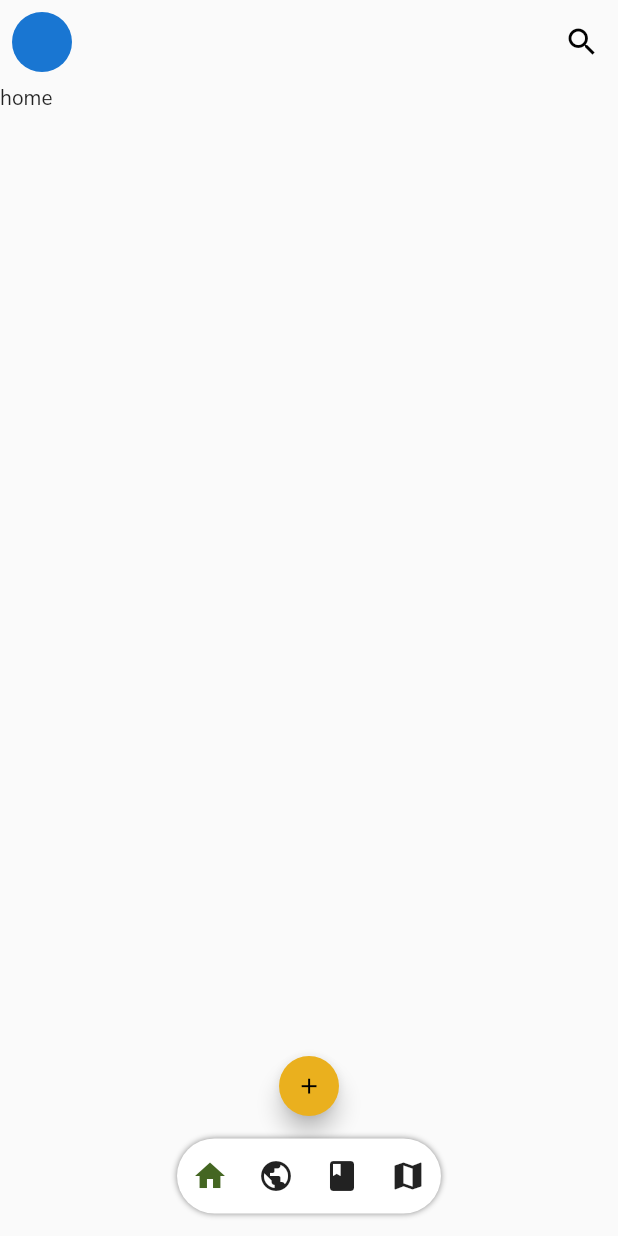
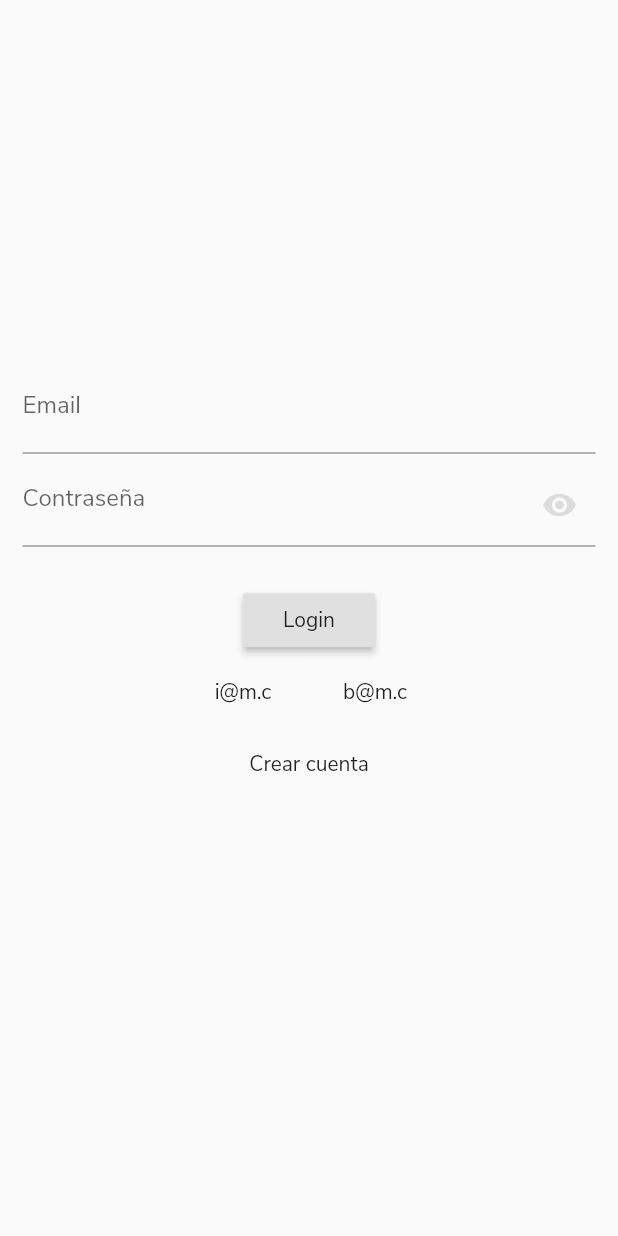
Before and after one commit to brunocalmels/arrancando-flutter, a Flutter app: the screen it shows after launch, on a phone screen of 412 x 824 dp. Run offline on Flutter 3.47's test engine with Material 2 defaults, Android fonts, the phone set to English and light mode, and no system bars; our stand-ins replace flutter_map, flutter_swiper, latlong, shared_preferences; accounts and stored records are empty; generated files the repository leaves out were written again.

Commit message:
feat: Login + Drawer + New Content

```diff
--- a/lib/config/globals/index.dart
+++ b/lib/config/globals/index.dart
@@ -2,7 +2,10 @@ import 'package:arrancando/config/globals/enums.dart';
 import 'package:flutter/material.dart';
 
 abstract class MyGlobals {
+  static const bool SHOW_DEV_LOGIN = true;
+
   static const String SERVER_URL = "http://192.168.0.10:5000";
+  // static const String SERVER_URL = "http://192.168.0.11:5000";
 
   static const ICONOS_CATEGORIAS = {
     SectionType.home: Icons.select_all,
--- /dev/null
+++ b/lib/config/models/active_user.dart
@@ -0,0 +1,30 @@
+import 'package:json_annotation/json_annotation.dart';
+
+part 'active_user.g.dart';
+
+@JsonSerializable()
+class ActiveUser {
+  @JsonKey(name: "auth_token")
+  String authToken;
+  int id;
+  String nombre;
+  String apellido;
+  String email;
+  String username;
+  String avatar;
+
+  ActiveUser(
+    this.authToken,
+    this.id,
+    this.nombre,
+    this.apellido,
+    this.email,
+    this.username,
+    this.avatar,
+  );
+
+  factory ActiveUser.fromJson(Map<String, dynamic> json) =>
+      _$ActiveUserFromJson(json);
+
+  Map<String, dynamic> toJson() => _$ActiveUserToJson(this);
+}
--- a/lib/config/state/index.dart
+++ b/lib/config/state/index.dart
@@ -1,8 +1,15 @@
 import 'package:arrancando/config/globals/enums.dart';
+import 'package:arrancando/config/models/active_user.dart';
 import 'package:flutter/foundation.dart';
 
 class MyState extends ChangeNotifier {
+  ActiveUser activeUser;
   SectionType activePageHome = SectionType.home;
+
+  setActiveUser(ActiveUser val) {
+    activeUser = val;
+    notifyListeners();
+  }
 
   setActivePageHome(SectionType val) {
     activePageHome = val;
--- a/lib/main.dart
+++ b/lib/main.dart
@@ -1,7 +1,12 @@
+import 'dart:convert';
+
+import 'package:arrancando/config/models/active_user.dart';
 import 'package:arrancando/config/state/index.dart';
 import 'package:arrancando/views/home/index.dart';
+import 'package:arrancando/views/user/login/index.dart';
 import 'package:flutter/material.dart';
 import 'package:provider/provider.dart';
+import 'package:shared_preferences/shared_preferences.dart';
 
 void main() {
   runApp(
@@ -12,8 +17,37 @@ void main() {
   );
 }
 
-class MyApp extends StatelessWidget {
+class MyApp extends StatefulWidget {
   // This widget is the root of your application.
+  @override
+  _MyAppState createState() => _MyAppState();
+}
+
+class _MyAppState extends State<MyApp> {
+  bool _loaded = false;
+
+  _loadUser() async {
+    SharedPreferences prefs = await SharedPreferences.getInstance();
+    String activeUser = prefs.getString("activeUser");
+    if (activeUser != null) {
+      Provider.of<MyState>(context, listen: false).setActiveUser(
+        ActiveUser.fromJson(
+          json.decode(activeUser),
+        ),
+      );
+    }
+    if (mounted)
+      setState(() {
+        _loaded = true;
+      });
+  }
+
+  @override
+  void initState() {
+    super.initState();
+    _loadUser();
+  }
+
   @override
   Widget build(BuildContext context) {
     return MaterialApp(
@@ -24,7 +58,11 @@ class MyApp extends StatelessWidget {
         primaryColor: Color(0xff446622),
         accentColor: Color(0xffeab01e),
       ),
-      home: MainScaffold(),
+      home: !_loaded
+          ? Scaffold()
+          : Provider.of<MyState>(context).activeUser == null
+              ? LoginPage()
+              : MainScaffold(),
     );
   }
 }
--- a/lib/views/cards/card_publicacion.dart
+++ b/lib/views/cards/card_publicacion.dart
@@ -2,7 +2,7 @@ import 'package:arrancando/config/globals/enums.dart';
 import 'package:arrancando/config/globals/index.dart';
 import 'package:arrancando/config/models/publicacion.dart';
 import 'package:arrancando/views/cards/_row_puntajes.dart';
-import 'package:arrancando/views/show/index.dart';
+import 'package:arrancando/views/content_wrapper/show/index.dart';
 import 'package:flutter/material.dart';
 
 class CardPublicacion extends StatelessWidget {
@@ -27,7 +27,8 @@ class CardPublicacion extends StatelessWidget {
                   Radius.circular(4),
                 ),
                 child: Image.network(
-                  "${MyGlobals.SERVER_URL}${publicacion.imagenes.first}",
+                  // "${MyGlobals.SERVER_URL}${publicacion.imagenes.first}",
+                  "${publicacion.imagenes.first}",
                   fit: BoxFit.cover,
                 ),
               ),
--- a/lib/views/cards/card_receta.dart
+++ b/lib/views/cards/card_receta.dart
@@ -2,7 +2,7 @@ import 'package:arrancando/config/globals/enums.dart';
 import 'package:arrancando/config/globals/index.dart';
 import 'package:arrancando/config/models/receta.dart';
 import 'package:arrancando/views/cards/_row_puntajes.dart';
-import 'package:arrancando/views/show/index.dart';
+import 'package:arrancando/views/content_wrapper/show/index.dart';
 import 'package:flutter/material.dart';
 
 class CardReceta extends StatelessWidget {
--- a/lib/views/cards/tile_poi.dart
+++ b/lib/views/cards/tile_poi.dart
@@ -1,7 +1,7 @@
 import 'package:arrancando/config/globals/enums.dart';
 import 'package:arrancando/config/globals/index.dart';
 import 'package:arrancando/config/models/point_of_interest.dart';
-import 'package:arrancando/views/show/index.dart';
+import 'package:arrancando/views/content_wrapper/show/index.dart';
 import 'package:flutter/material.dart';
 
 class TilePoi extends StatelessWidget {
--- a/lib/views/show/index.dart
+++ b/lib/views/content_wrapper/show/index.dart
@@ -4,8 +4,8 @@ import 'package:arrancando/config/globals/enums.dart';
 import 'package:arrancando/config/globals/index.dart';
 import 'package:arrancando/config/models/content_wrapper.dart';
 import 'package:arrancando/config/services/fetcher.dart';
+import 'package:arrancando/views/content_wrapper/show/_image_large.dart';
 import 'package:arrancando/views/home/pages/_loading_widget.dart';
-import 'package:arrancando/views/show/_image_large.dart';
 import 'package:flutter/material.dart';
 import 'package:flutter_swiper/flutter_swiper.dart';
 
--- a/lib/views/home/pages/fast_search/_content_tile.dart
+++ b/lib/views/home/pages/fast_search/_content_tile.dart
@@ -1,7 +1,7 @@
 import 'package:arrancando/config/globals/enums.dart';
 import 'package:arrancando/config/globals/index.dart';
 import 'package:arrancando/config/models/content_wrapper.dart';
-import 'package:arrancando/views/show/index.dart';
+import 'package:arrancando/views/content_wrapper/show/index.dart';
 import 'package:flutter/material.dart';
 
 class ContentTile extends StatelessWidget {
--- /dev/null
+++ b/lib/views/user/login/_dev_login.dart
@@ -0,0 +1,50 @@
+import 'package:flutter/material.dart';
+
+class DevLogin extends StatelessWidget {
+  final TextEditingController emailController;
+  final TextEditingController passwordController;
+  final Function login;
+
+  DevLogin({
+    this.emailController,
+    this.passwordController,
+    this.login,
+  });
+
+  @override
+  Widget build(BuildContext context) {
+    return Row(
+      mainAxisAlignment: MainAxisAlignment.center,
+      crossAxisAlignment: CrossAxisAlignment.center,
+      children: <Widget>[
+        Builder(
+          // NECESITA EL CONTEXT PARA EL SNACKBAR
+          builder: (context) => FlatButton(
+            onPressed: () {
+              emailController.text = "i@m.c";
+              // passwordController.text = "123456";
+              passwordController.text = "ivaneidel";
+              login(context);
+            },
+            child: Text(
+              'i@m.c',
+            ),
+          ),
+        ),
+        Builder(
+          // NECESITA EL CONTEXT PARA EL SNACKBAR
+          builder: (context) => FlatButton(
+            onPressed: () {
+              emailController.text = "b@m.c";
+              passwordController.text = "123456";
+              login(context);
+            },
+            child: Text(
+              'b@m.c',
+            ),
+          ),
+        ),
+      ],
+    );
+  }
+}
--- /dev/null
+++ b/lib/views/user/login/index.dart
@@ -0,0 +1,285 @@
+import 'dart:convert';
+
+import 'package:arrancando/config/globals/index.dart';
+import 'package:arrancando/config/models/active_user.dart';
+import 'package:arrancando/config/services/fetcher.dart';
+import 'package:arrancando/config/state/index.dart';
+import 'package:arrancando/views/user/login/_dev_login.dart';
+import 'package:flutter/material.dart';
+import 'package:flutter/services.dart';
+import 'package:provider/provider.dart';
+import 'package:shared_preferences/shared_preferences.dart';
+
+class LoginPage extends StatefulWidget {
+  LoginPage({Key key, this.title}) : super(key: key);
+
+  final String title;
+
+  @override
+  _LoginPageState createState() => _LoginPageState();
+}
+
+class _LoginPageState extends State<LoginPage> {
+  final formKey = GlobalKey<FormState>();
+  final TextEditingController emailController = new TextEditingController();
+  final TextEditingController passwordController = new TextEditingController();
+
+  bool sent = false;
+  bool _obscurePassword = true;
+
+  emailValidator(value) {
+    if (value.isEmpty) {
+      return "El campo es obligatorio";
+    } else {
+      Pattern pattern =
+          r'^(([^<>()[\]\\.,;:\s@\"]+(\.[^<>()[\]\\.,;:\s@\"]+)*)|(\".+\"))@((\[[0-9]{1,1}\.[0-9]{1,1}\.[0-9]{1,1}\.[0-9]{1,1}\])|(([a-zA-Z\-0-9]+\.)+[a-zA-Z]{1,}))$';
+      // r'^(([^<>()[\]\\.,;:\s@\"]+(\.[^<>()[\]\\.,;:\s@\"]+)*)|(\".+\"))@((\[[0-9]{1,3}\.[0-9]{1,3}\.[0-9]{1,3}\.[0-9]{1,3}\])|(([a-zA-Z\-0-9]+\.)+[a-zA-Z]{2,}))$';
+      RegExp regex = new RegExp(pattern);
+      if (!regex.hasMatch(value)) {
+        return "Ingrese un email válido";
+      } else {
+        return null;
+      }
+    }
+  }
+
+  requiredValidator(value) {
+    if (value.isEmpty) {
+      return "El campo es obligatorio";
+    } else {
+      return null;
+    }
+  }
+
+  Future attemptLogin(email, password) async {
+    try {
+      ResponseObject resp = await Fetcher.post(
+        url: "/authenticate",
+        unauthenticated: true,
+        throwError: true,
+        body: {
+          "email": email,
+          "control_field": email,
+          "password": password,
+        },
+      );
+
+      if (resp.status == 200) {
+        return json.decode(resp.body);
+      } else {
+        print("Login error");
+      }
+    } catch (e) {
+      print(e);
+    }
+  }
+
+  _login(BuildContext buildContext) async {
+    if (formKey.currentState.validate()) {
+      setState(() {
+        sent = true;
+      });
+      dynamic body = await attemptLogin(
+        emailController.text,
+        passwordController.text,
+      );
+      SharedPreferences prefs = await SharedPreferences.getInstance();
+      if (body != null && body['auth_token'] != null) {
+        prefs.setString(
+          'activeUser',
+          "${json.encode(body)}",
+        );
+        Provider.of<MyState>(context, listen: false).setActiveUser(
+          ActiveUser.fromJson(body),
+        );
+
+        ///
+      } else {
+        Scaffold.of(buildContext).showSnackBar(SnackBar(
+          content: Text("Error al iniciar sesión"),
+        ));
+      }
+      if (mounted)
+        setState(() {
+          sent = false;
+        });
+    }
+  }
+
+  @override
+  Widget build(BuildContext context) {
+    return WillPopScope(
+      onWillPop: () async {
+        showDialog(
+            context: context,
+            builder: (context) {
+              return AlertDialog(
+                title: Text('Salir'),
+                content: Text('¿Estás seguro que querés salir?'),
+                actions: <Widget>[
+                  FlatButton(
+                    onPressed: () {
+                      Navigator.pop(context);
+                    },
+                    child: Text('No'),
+                  ),
+                  FlatButton(
+                    onPressed: () {
+                      SystemChannels.platform
+                          .invokeMethod('SystemNavigator.pop');
+                    },
+                    child: Text('Si'),
+                  )
+                ],
+              );
+            });
+        return false;
+      },
+      child: Scaffold(
+        body: Center(
+          child: Form(
+            key: formKey,
+            child: SingleChildScrollView(
+              child: Padding(
+                padding: const EdgeInsets.all(15),
+                child: Column(
+                  mainAxisAlignment: MainAxisAlignment.center,
+                  children: <Widget>[
+                    // Image.asset(
+                    //   "assets/images/icon.png",
+                    //   width: MediaQuery.of(context).size.width / 3,
+                    //   height: MediaQuery.of(context).size.height / 3,
+                    // ),
+                    TextFormField(
+                      controller: emailController,
+                      keyboardType: TextInputType.emailAddress,
+                      decoration: new InputDecoration(
+                        hasFloatingPlaceholder: true,
+                        labelText: "Email",
+                        hintText: 'usuario@ejemplo.com',
+                      ),
+                      validator: (value) => emailValidator(value),
+                    ),
+                    Stack(
+                      fit: StackFit.passthrough,
+                      children: <Widget>[
+                        TextFormField(
+                          controller: passwordController,
+                          obscureText: _obscurePassword,
+                          decoration: new InputDecoration(
+                            hasFloatingPlaceholder: true,
+                            labelText: "Contraseña",
+                            hintText: '*********',
+                          ),
+                          validator: (value) => requiredValidator(value),
+                        ),
+                        Positioned(
+                          top: 10,
+                          right: 0,
+                          child: IconButton(
+                            icon: Icon(
+                              Icons.remove_red_eye,
+                              color: _obscurePassword
+                                  ? Colors.black12
+                                  : Colors.black38,
+                            ),
+                            onPressed: () {
+                              _obscurePassword = !_obscurePassword;
+                              setState(() {});
+                            },
+                          ),
+                        )
+                      ],
+                    ),
+                    SizedBox(
+                      height: 25,
+                    ),
+                    Builder(
+                      // NECESITA EL CONTEXT PARA EL SNACKBAR
+                      builder: (context) => RaisedButton(
+                        onPressed: () {
+                          _login(context);
+                        },
+                        child: Text(
+                          'Login',
+                        ),
+                      ),
+                    ),
+                    if (MyGlobals.SHOW_DEV_LOGIN)
+                      DevLogin(
+                        emailController: emailController,
+                        passwordController: passwordController,
+                        login: _login,
+                      ),
+                    // SizedBox(
+                    //   height: 25,
+                    // ),
+                    // RaisedButton(
+                    //   color: Color(0xffdddddd),
+                    //   onPressed: () async {
+                    //     const url =
+                    //         "https://accounts.google.com/o/oauth2/auth?client_id=${MyGlobals.GOOGLE_CLIENT_ID}&redirect_uri=${MyGlobals.GOOGLE_REDIRECT_URI}&scope=https://www.googleapis.com/auth/userinfo.email&response_type=code&access_type=offline";
+                    //     if (await canLaunch(url)) {
+                    //       await launch(
+                    //         url,
+                    //         forceSafariVC: false,
+                    //         forceWebView: false,
+                    //       );
+                    //       // SystemChannels.platform
+                    //       //     .invokeMethod('SystemNavigator.pop');
+                    //     } else {
+                    //       throw 'Could not launch $url';
+                    //     }
+                    //   },
+                    //   child: Row(
+                    //     mainAxisSize: MainAxisSize.min,
+                    //     children: <Widget>[
+                    //       Text(
+                    //         'Iniciar con',
+                    //         style: TextStyle(color: Colors.black),
+                    //       ),
+                    //       SizedBox(
+                    //         width: 5,
+                    //       ),
+                    //       Image.asset(
+                    //         "assets/images/logo-google.png",
+                    //         width: 22,
+                    //         height: 22,
+                    //       ),
+                    //     ],
+                    //   ),
+                    // ),
+                    FlatButton(
+                      onPressed: () {
+                        // Navigator.of(context).pushReplacement(
+                        //   MaterialPageRoute(
+                        //     builder: (_) => SignupPage(),
+                        //   ),
+                        // );
+                      },
+                      child: Text(
+                        'Crear cuenta',
+                      ),
+                    ),
+                    SizedBox(
+                      width: 50,
+                      height: 50,
+                      child: Padding(
+                        padding: const EdgeInsets.all(12),
+                        child: sent
+                            ? CircularProgressIndicator(
+                                strokeWidth: 2,
+                              )
+                            : Container(),
+                      ),
+                    ),
+                  ],
+                ),
+              ),
+            ),
+          ),
+        ),
+      ),
+    );
+  }
+}
```
Also changed, not shown: lib/config/services/fetcher.dart (+7 -5 lines), lib/views/content_wrapper/new/_step_general.dart (added, +42 -0 lines), lib/views/content_wrapper/new/index.dart (added, +96 -0 lines), lib/views/home/index.dart (+24 -0 lines), lib/views/home/main_new_fab.dart (+11 -1 lines), lib/views/home/pages/_publicaciones_page.dart (+8 -10 lines), lib/views/home/pages/_recetas_page.dart (+8 -10 lines), lib/views/home/pages/fast_search/index.dart (+5 -5 lines), lib/config/models/active_user.g.dart (added), lib/views/content_wrapper/show/_image_large.dart (renamed from lib/views/show/_image_large.dart).
